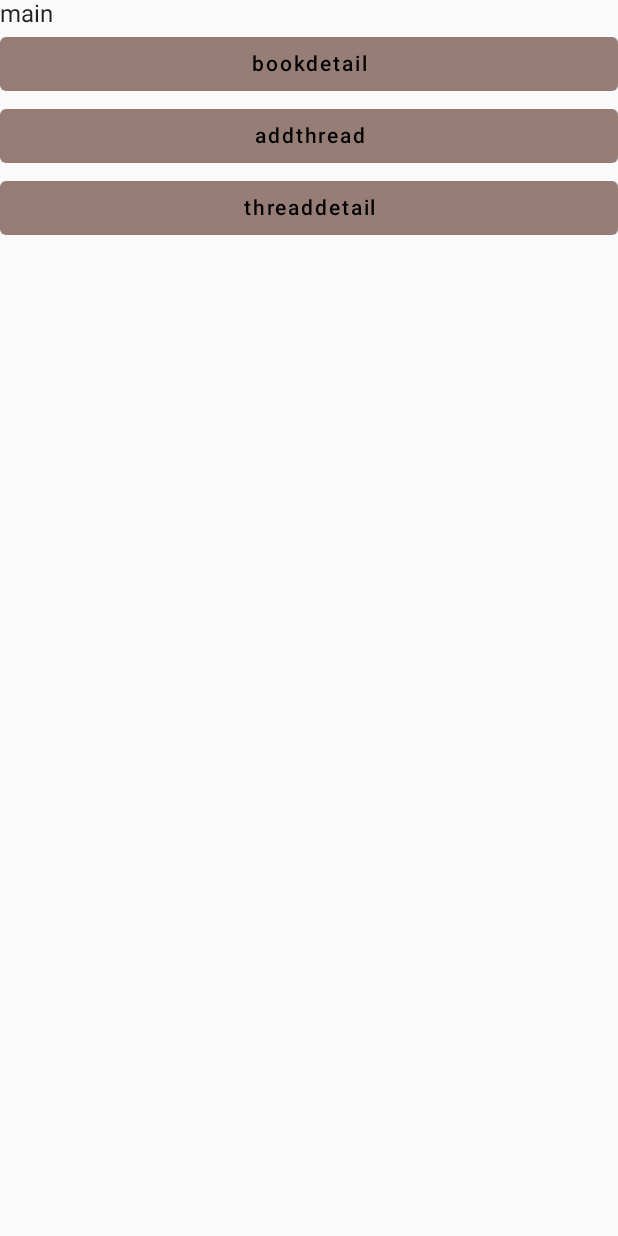
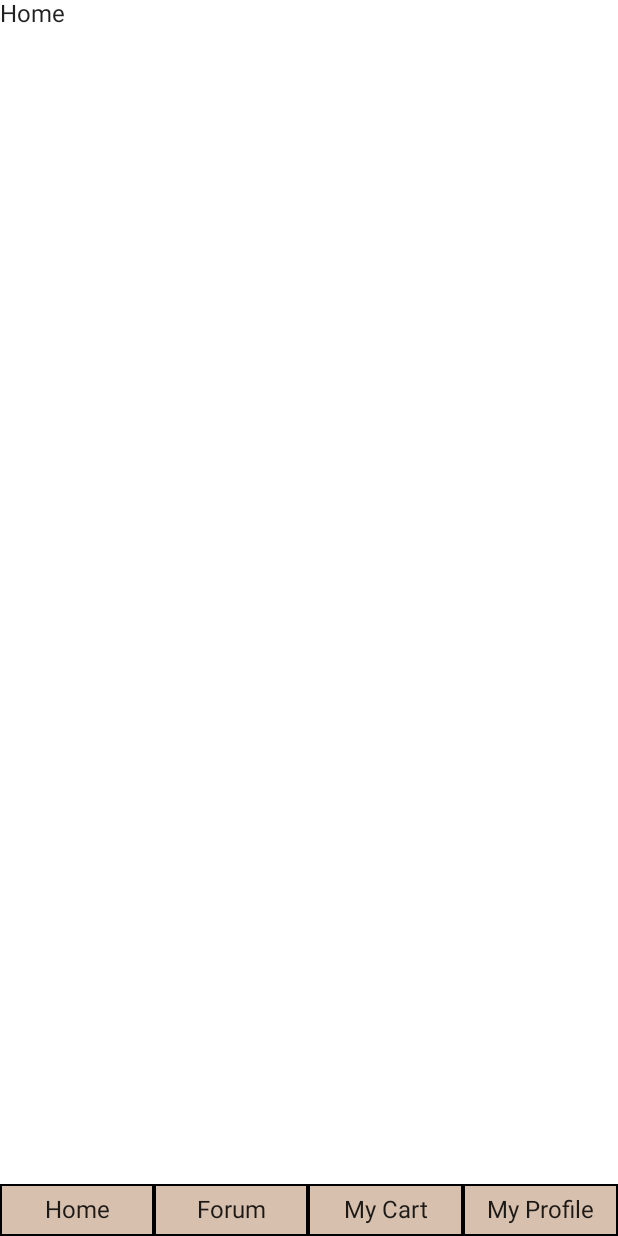
Before and after one commit to daffarandika/EsemkaLibrary, an Android app built with Jetpack Compose: the MainScreen screen opened through its navigation route, on a phone screen of 412 x 824 dp. Run offline under Robolectric (Android 15) with nearby library versions, the light colour scheme and no system bars.

Commit message:
main screen bottom navigation

```diff
--- a/app/src/main/java/com/example/esemkalibrary/MainActivity.kt
+++ b/app/src/main/java/com/example/esemkalibrary/MainActivity.kt
@@ -16,7 +16,8 @@ import androidx.navigation.compose.composable
 import androidx.navigation.compose.rememberNavController
 import com.example.esemkalibrary.core.components.LibraryButton
 import com.example.esemkalibrary.feature_login.ui.LoginScreen
-import com.example.esemkalibrary.ui.theme.EsemkaLibraryTheme
+import com.example.esemkalibrary.core.components.theme.EsemkaLibraryTheme
+import com.example.esemkalibrary.feature_main.ui.MainScreen
 
 class MainActivity : ComponentActivity() {
     override fun onCreate(savedInstanceState: Bundle?) {
@@ -47,27 +48,7 @@ class MainActivity : ComponentActivity() {
                         )
                     }
                     composable("main") {
-                        Column{
-                            Text("main")
-                            LibraryButton(
-                                onClick = {
-                                    navController.navigate("bookdetail")
-                                },
-                                text = "bookdetail"
-                            )
-                            LibraryButton(
-                                onClick = {
-                                    navController.navigate("addthread")
-                                },
-                                text = "addthread"
-                            )
-                            LibraryButton(
-                                onClick = {
-                                    navController.navigate("threaddetail")
-                                },
-                                text = "threaddetail"
-                            )
-                        }
+                        MainScreen()
                     }
                     composable("signup") {
                         Text("signup")
--- a/app/src/main/java/com/example/esemkalibrary/core/components/LibraryButton.kt
+++ b/app/src/main/java/com/example/esemkalibrary/core/components/LibraryButton.kt
@@ -9,7 +9,7 @@ import androidx.compose.runtime.Composable
 import androidx.compose.ui.Modifier
 import androidx.compose.ui.text.style.TextAlign
 import androidx.compose.ui.unit.dp
-import com.example.esemkalibrary.ui.theme.MudBrown
+import com.example.esemkalibrary.core.components.theme.MudBrown
 
 @Composable
 fun LibraryButton(
--- a/app/src/main/java/com/example/esemkalibrary/core/components/LibraryPasswordTextField.kt
+++ b/app/src/main/java/com/example/esemkalibrary/core/components/LibraryPasswordTextField.kt
@@ -18,7 +18,7 @@ import androidx.compose.ui.text.input.KeyboardType
 import androidx.compose.ui.text.input.PasswordVisualTransformation
 import androidx.compose.ui.text.input.VisualTransformation
 import androidx.compose.ui.unit.dp
-import com.example.esemkalibrary.ui.theme.Grey
+import com.example.esemkalibrary.core.components.theme.Grey
 
 @Composable
 fun LibraryPasswordTextField(
--- a/app/src/main/java/com/example/esemkalibrary/core/components/LibraryTextField.kt
+++ b/app/src/main/java/com/example/esemkalibrary/core/components/LibraryTextField.kt
@@ -12,7 +12,7 @@ import androidx.compose.ui.Modifier
 import androidx.compose.ui.graphics.Color
 import androidx.compose.ui.graphics.Color.Companion.White
 import androidx.compose.ui.unit.dp
-import com.example.esemkalibrary.ui.theme.Grey
+import com.example.esemkalibrary.core.components.theme.Grey
 
 @Composable
 fun LibraryTextField(
--- a/app/src/main/java/com/example/esemkalibrary/ui/theme/Color.kt
+++ b/app/src/main/java/com/example/esemkalibrary/core/components/theme/Color.kt
@@ -1,4 +1,4 @@
-package com.example.esemkalibrary.ui.theme
+package com.example.esemkalibrary.core.components.theme
 
 import androidx.compose.ui.graphics.Color
 
--- a/app/src/main/java/com/example/esemkalibrary/ui/theme/Shape.kt
+++ b/app/src/main/java/com/example/esemkalibrary/core/components/theme/Shape.kt
@@ -1,4 +1,4 @@
-package com.example.esemkalibrary.ui.theme
+package com.example.esemkalibrary.core.components.theme
 
 import androidx.compose.foundation.shape.RoundedCornerShape
 import androidx.compose.material.Shapes
--- a/app/src/main/java/com/example/esemkalibrary/ui/theme/Theme.kt
+++ b/app/src/main/java/com/example/esemkalibrary/core/components/theme/Theme.kt
@@ -1,4 +1,4 @@
-package com.example.esemkalibrary.ui.theme
+package com.example.esemkalibrary.core.components.theme
 
 import androidx.compose.foundation.isSystemInDarkTheme
 import androidx.compose.material.MaterialTheme
--- a/app/src/main/java/com/example/esemkalibrary/ui/theme/Type.kt
+++ b/app/src/main/java/com/example/esemkalibrary/core/components/theme/Type.kt
@@ -1,4 +1,4 @@
-package com.example.esemkalibrary.ui.theme
+package com.example.esemkalibrary.core.components.theme
 
 import androidx.compose.material.Typography
 import androidx.compose.ui.text.TextStyle
--- /dev/null
+++ b/app/src/main/java/com/example/esemkalibrary/feature_home/ui/HomeScreen.kt
@@ -0,0 +1,10 @@
+package com.example.esemkalibrary.feature_home.ui
+
+import androidx.compose.material.Text
+import androidx.compose.runtime.Composable
+import androidx.compose.ui.Modifier
+
+@Composable
+fun HomeScreen(modifier: Modifier = Modifier) {
+    Text("Home")
+}
--- /dev/null
+++ b/app/src/main/java/com/example/esemkalibrary/feature_main/ui/BottomTabIndicator.kt
@@ -0,0 +1,34 @@
+package com.example.esemkalibrary.feature_main.ui
+
+import androidx.compose.foundation.background
+import androidx.compose.foundation.border
+import androidx.compose.foundation.clickable
+import androidx.compose.foundation.layout.Arrangement
+import androidx.compose.foundation.layout.Column
+import androidx.compose.foundation.layout.padding
+import androidx.compose.material.Text
+import androidx.compose.runtime.Composable
+import androidx.compose.ui.Alignment
+import androidx.compose.ui.Modifier
+import androidx.compose.ui.graphics.Color
+import androidx.compose.ui.unit.dp
+import com.example.esemkalibrary.core.components.theme.DirtBrown
+
+@Composable
+fun BottomTabIndicator(
+    modifier: Modifier = Modifier,
+    text: String,
+    onClick: () -> Unit
+) {
+    Column(modifier = modifier
+        .background(color = DirtBrown)
+        .border(width = 1.dp, color = Color.Black)
+        .clickable {onClick()}
+        .padding(8.dp)
+    ,
+        verticalArrangement = Arrangement.Center,
+        horizontalAlignment = Alignment.CenterHorizontally
+    ) {
+        Text(text)
+    }
+}
--- /dev/null
+++ b/app/src/main/java/com/example/esemkalibrary/feature_main/ui/MainBottomBar.kt
@@ -0,0 +1,26 @@
+package com.example.esemkalibrary.feature_main.ui
+
+import androidx.compose.foundation.layout.Row
+import androidx.compose.foundation.layout.fillMaxWidth
+import androidx.compose.runtime.Composable
+import androidx.compose.ui.Modifier
+import org.intellij.lang.annotations.JdkConstants.TitledBorderTitlePosition
+
+@Composable
+fun MainBottomBar(
+    modifier: Modifier = Modifier,
+    items: List<String>,
+    onActiveIndexChange: (Int) -> Unit,
+) {
+    Row(modifier.fillMaxWidth()) {
+        items.forEachIndexed { index, item ->
+            BottomTabIndicator(
+                text = item,
+                onClick = {
+                    onActiveIndexChange(index)
+                },
+                modifier = Modifier.weight((100/items.size).toFloat())
+            )
+        }
+    }
+}
--- /dev/null
+++ b/app/src/main/java/com/example/esemkalibrary/feature_main/ui/MainScreen.kt
@@ -0,0 +1,41 @@
+package com.example.esemkalibrary.feature_main.ui
+
+import androidx.compose.material.Scaffold
+import androidx.compose.material.Text
+import androidx.compose.runtime.*
+import androidx.compose.ui.Modifier
+import com.example.esemkalibrary.feature_forum.ui.ForumScreen
+import com.example.esemkalibrary.feature_home.ui.HomeScreen
+import com.example.esemkalibrary.feature_mycart.ui.MyCartScreen
+import com.example.esemkalibrary.feature_myprofile.ui.MyProfileScreen
+
+@Composable
+fun MainScreen(modifier: Modifier = Modifier) {
+    var activeIndex by remember {
+        mutableStateOf(0)
+    }
+    Scaffold(
+        bottomBar = {
+            MainBottomBar(
+                items = listOf("Home", "Forum", "My Cart", "My Profile"),
+                onActiveIndexChange = {
+                    activeIndex = it
+                })
+        }
+    ) {
+        when (activeIndex) {
+            0 -> {
+                HomeScreen()
+            }
+            1 -> {
+                ForumScreen()
+            }
+            2 -> {
+                MyCartScreen()
+            }
+            3 -> {
+                MyProfileScreen()
+            }
+        }
+    }
+}
```
Also changed, not shown: app/src/main/java/com/example/esemkalibrary/feature_forum/ui/ForumScreen.kt (added, +10 -0 lines), app/src/main/java/com/example/esemkalibrary/feature_login/ui/LoginScreen.kt (+7 -6 lines), app/src/main/java/com/example/esemkalibrary/feature_mycart/ui/MyCartScreen.kt (added, +10 -0 lines), app/src/main/java/com/example/esemkalibrary/feature_myprofile/ui/MyProfileScreen.kt (added, +10 -0 lines).
